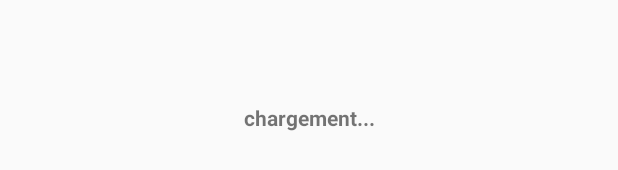
After one commit to irvinemanouana/smartjug, an Android app: the layout view_loader.xml on its own in the app's theme, with its tools: preview values and no code run, on a phone screen of 412 x 824 dp. The commit adds this screen. Shown: the part 637-807 px from the top of the screen. Run offline under Robolectric (Android 15) with nearby library versions, the phone set to English and light mode, and no system bars.

Commit message:
loader added

```diff
--- a/app/src/main/java/com/dev/christopher/smartjug/MainActivity.java
+++ b/app/src/main/java/com/dev/christopher/smartjug/MainActivity.java
@@ -29,6 +29,7 @@ import android.widget.ListView;
 import android.widget.TextView;
 import android.widget.Toast;
 
+import com.dev.christopher.smartjug.dialog.LoaderDialog;
 import com.dev.christopher.smartjug.manager.DataManager;
 import com.dev.christopher.smartjug.model.User;
 import com.dev.christopher.smartjug.result.ErrorResult;
--- /dev/null
+++ b/app/src/main/res/layout/view_loader.xml
@@ -0,0 +1,27 @@
+<?xml version="1.0" encoding="utf-8"?>
+<RelativeLayout xmlns:android="http://schemas.android.com/apk/res/android"
+    android:orientation="vertical" android:layout_width="match_parent"
+    android:layout_height="match_parent">
+    <LinearLayout
+        android:orientation="vertical"
+        android:layout_centerInParent="true"
+        android:layout_width="match_parent"
+        android:layout_height="wrap_content">
+        <ImageView
+            android:layout_gravity="center_horizontal"
+            android:id="@+id/loader_pic"
+            android:layout_margin="@dimen/activity_horizontal_margin"
+            android:layout_width="150dp"
+            android:layout_height="150dp" />
+        <TextView
+            android:layout_margin="@dimen/cardview_default_radius"
+            android:gravity="center_horizontal"
+            android:textStyle="bold"
+            android:text="@string/loader_string"
+            android:layout_width="match_parent"
+            android:layout_height="wrap_content" />
+    </LinearLayout>
+
+
+
+</RelativeLayout>
--- a/app/src/main/res/values/strings.xml
+++ b/app/src/main/res/values/strings.xml
@@ -35,6 +35,7 @@
     <string name="water_data">suivi conso</string>
     <string name="logout">Déconnexion</string>
     <string name="logout_message">Voulez-vous vraiment vous deconnecter?</string>
+    <string name="loader_string">chargement...</string>
 
     <string-array name="item_menu">
         <item>Mon compte</item>
```
Also changed, not shown: app/src/main/java/com/dev/christopher/smartjug/LoginActivity.java (+9 -2 lines), app/src/main/java/com/dev/christopher/smartjug/dialog/LoaderDialog.java (added, +38 -0 lines), app/src/main/res/drawable/loader_drawer.xml (added, +8 -0 lines), app/src/main/res/drawable/center.png (added), app/src/main/res/drawable/left.png (added), app/src/main/res/drawable/right.png (added), app/src/main/res/drawable/top.png (added).
